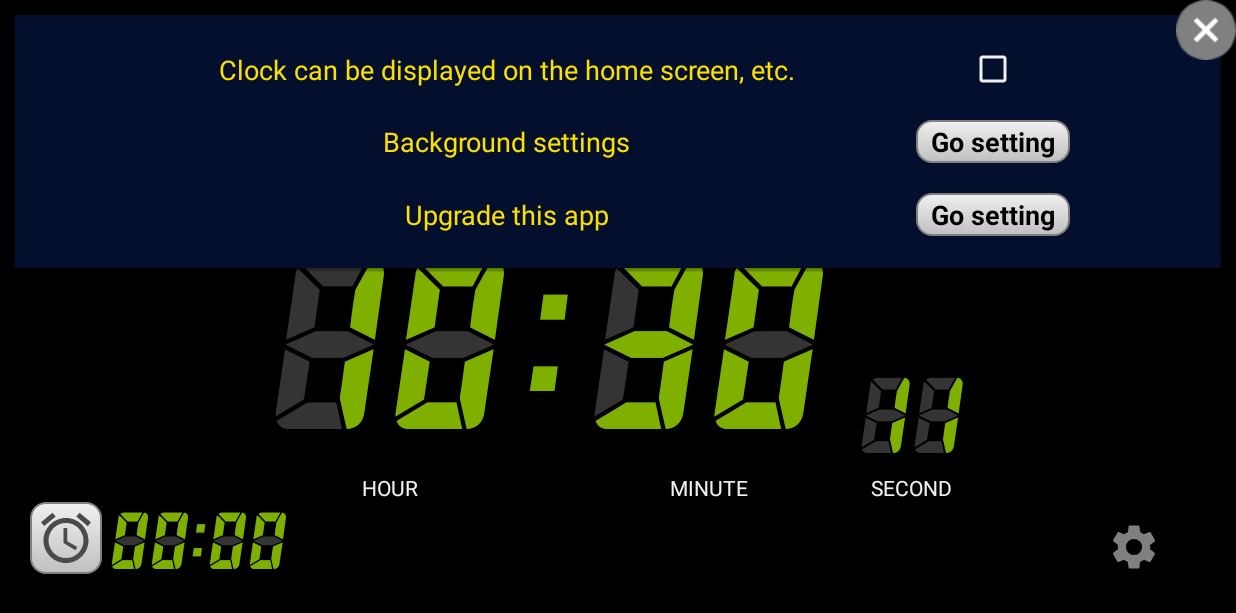
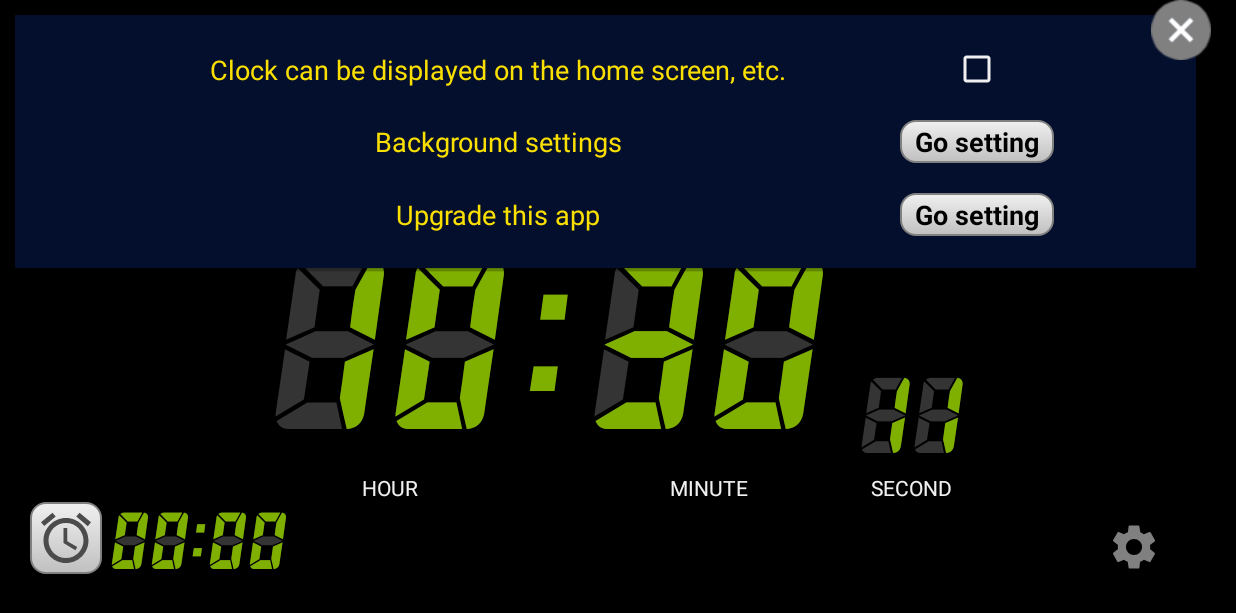
Before and after one commit to YutarohKubo/KotlinDigitalClock, an Android app: the screen it shows after launch (MainActivity), after a tap on an icon or button, on a phone screen of 824 x 412 dp (held sideways). Shown: the top 613 px of the screen. Run offline under Robolectric (Android 15) with nearby library versions, the phone set to English and light mode, and no system bars; our stand-ins replace AdMob; 2 statements that could not run were skipped; 1 other tap on this screen came first.

Commit message:
画面サイズ取得ロジックを、Edge to Edgeを考慮した取得方法に修正

```diff
--- a/app/build.gradle
+++ b/app/build.gradle
@@ -5,9 +5,9 @@ apply plugin: 'kotlin-kapt'
 android {
     defaultConfig {
         applicationId "chom.arikui.waffle.digitalclockapp"
-        compileSdk 34
+        compileSdk 36
         minSdkVersion 19
-        targetSdkVersion 34
+        targetSdkVersion 36
         multiDexEnabled true
         versionCode 12
         versionName "0.0.0"
--- a/app/src/main/java/chom/arikui/waffle/digitalclockapp/PopupColor.kt
+++ b/app/src/main/java/chom/arikui/waffle/digitalclockapp/PopupColor.kt
@@ -182,7 +182,7 @@ class PopupColor(private val activity: MainActivity) {
                 // 表示色の統一チェックボックスは非表示とする
                 checkBoxUnifyArea.visibility = View.GONE
                 val frameHeight = CalculateUtil.convertDp2Px(96, activity)
-                val frameWidth = frameHeight * (displaySize.x.toFloat() / displaySize.y)
+                val frameWidth = frameHeight * (displaySize.width().toFloat() / displaySize.height())
                 val lParam = RelativeLayout.LayoutParams(frameWidth.toInt(), frameHeight.toInt())
                 lParam.setMargins(0, 0, 0, CalculateUtil.convertDp2Px(5, activity).toInt())
                 sampleBackgroundFrame.layoutParams = lParam
@@ -498,8 +498,8 @@ class PopupColor(private val activity: MainActivity) {
         mPopupWindow?.isOutsideTouchable = true
         mPopupWindow?.isFocusable = true
 
-        mPopupWindow?.width = (displaySize.x * 1.0).toInt()
-        mPopupWindow?.height = (displaySize.y * 1.0).toInt()
+        mPopupWindow?.width = (displaySize.width() * 0.98).toInt()
+        mPopupWindow?.height = (displaySize.height() * 0.98).toInt()
 
         // 画面中央に表示
         mPopupWindow?.showAtLocation(popupView, Gravity.CENTER, 0, 0)
--- a/app/src/main/java/chom/arikui/waffle/digitalclockapp/PopupSetting.kt
+++ b/app/src/main/java/chom/arikui/waffle/digitalclockapp/PopupSetting.kt
@@ -2,6 +2,7 @@ package chom.arikui.waffle.digitalclockapp
 
 import android.content.Intent
 import android.graphics.Point
+import android.graphics.Rect
 import android.os.Build
 import android.provider.Settings
 import android.view.Gravity
@@ -66,12 +67,11 @@ class PopupSetting(private val activity: MainActivity) {
         popupWindow?.isOutsideTouchable = true
         popupWindow?.isFocusable = true
 
-        val d = activity.windowManager.defaultDisplay
-        val p2 = Point()
         // ナビゲーションバーを除く画面サイズを取得
-        d.getSize(p2)
+        val size = Rect()
+        activity.window.decorView.getWindowVisibleDisplayFrame(size)
 
-        popupWindow?.width = (p2.x * 1.0).toInt()
+        popupWindow?.width = (size.width() * 0.98).toInt()
 
         // 画面中央に表示
         popupWindow?.showAtLocation(popupView, Gravity.CENTER, 0, 0)
```
Also changed, not shown: app/src/main/java/chom/arikui/waffle/digitalclockapp/MainActivity.kt (+5 -5 lines), app/src/main/java/chom/arikui/waffle/digitalclockapp/PopupAlarm.kt (+10 -6 lines).
